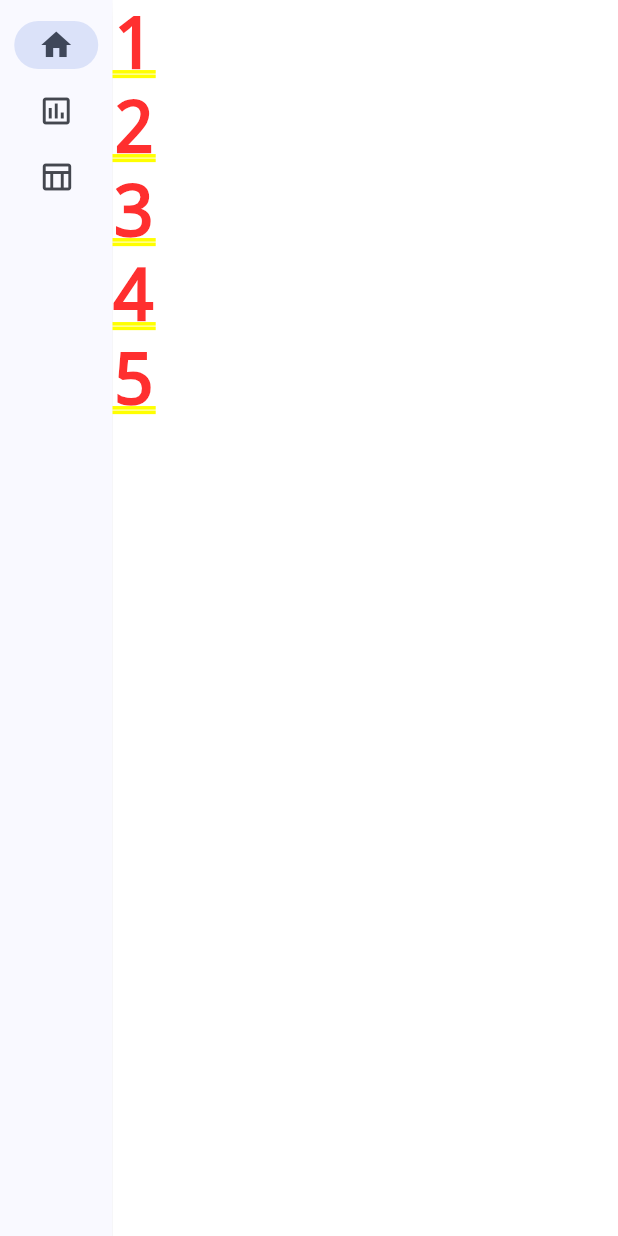
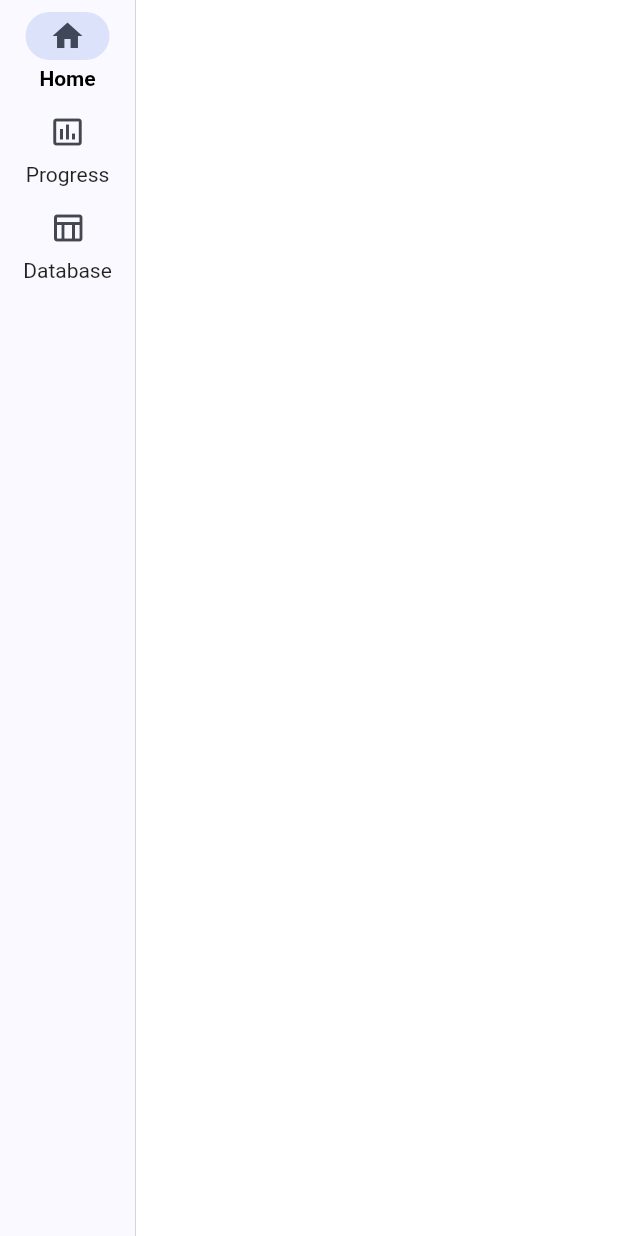
Before and after one commit to VitorMours/FTS, a Flutter app: the HomePage screen opened by its route, on a phone screen of 412 x 824 dp. Run offline on Flutter 3.47's test engine with Material 3 defaults, Android fonts, the phone set to English and light mode, and no system bars; our stand-ins replace gap, shared_preferences; accounts and stored records are empty.

```diff
--- a/lib/app/pages/home_page.dart
+++ b/lib/app/pages/home_page.dart
@@ -9,7 +9,10 @@ class HomePage extends StatefulWidget {
 
 class _HomePageState extends State<HomePage> {
   int _selectedIndex = 0;
-
+  TextStyle selectedStyle =
+      TextStyle(color: Colors.black, fontWeight: FontWeight.w600);
+  TextStyle unselectedStyle =
+      TextStyle(color: Colors.black87, fontWeight: FontWeight.normal);
   changeDestination(int index) {
     setState(() {
       _selectedIndex = index;
@@ -20,9 +23,12 @@ class _HomePageState extends State<HomePage> {
   Widget build(BuildContext context) {
     return Row(children: <Widget>[
       NavigationRail(
+          labelType: NavigationRailLabelType.all,
+          selectedLabelTextStyle: selectedStyle,
+          unselectedLabelTextStyle: unselectedStyle,
           useIndicator: true,
           elevation: 5,
-          minWidth: 75,
+          minWidth: 90,
           selectedIndex: _selectedIndex,
           onDestinationSelected: changeDestination,
           destinations: [
@@ -31,23 +37,16 @@ class _HomePageState extends State<HomePage> {
                 selectedIcon: Icon(Icons.home),
                 label: Text("Home")),
             NavigationRailDestination(
-                icon: Icon(Icons.insert_chart_outlined_outlined),
+                icon: Icon(Icons.insert_chart_outlined),
                 selectedIcon: Icon(Icons.insert_chart),
-                label: Text("Progresso Continuado")),
+                label: Text("Progress")),
             NavigationRailDestination(
                 icon: Icon(Icons.table_chart_outlined),
                 selectedIcon: Icon(Icons.table_chart),
-                label: Text("Registro dos Estudantes"))
+                label: Text("Database"))
           ]),
-      Container(
-          color: Colors.white,
-          child: Column(children: [
-            Text("1"),
-            Text("2"),
-            Text("3"),
-            Text("4"),
-            Text("5"),
-          ]))
+      VerticalDivider(thickness: 1, width: 0.5),
+      Expanded(flex: 1, child: Container(color: Colors.white))
     ]);
   }
 }
--- a/lib/main.dart
+++ b/lib/main.dart
@@ -32,11 +32,11 @@ class _MyAppState extends State<MyApp> {
 
               //floatingActionButtonTheme: FloatingACtionButtonThemeData()
             ),
-            initialRoute: 'home',
+            initialRoute: '/',
             routes: {
               '/': (context) => const LoginPage(),
-              'signup': (context) => const SignupPage(),
-              'home': (context) => const HomePage()
+              '/signup': (context) => const SignupPage(),
+              '/home': (context) => const HomePage()
             }));
   }
 }
```
Also changed, not shown: lib/app/components/login_form_widget.dart (+34 -3 lines), lib/app/styles/styles.dart (+6 -1 lines).
